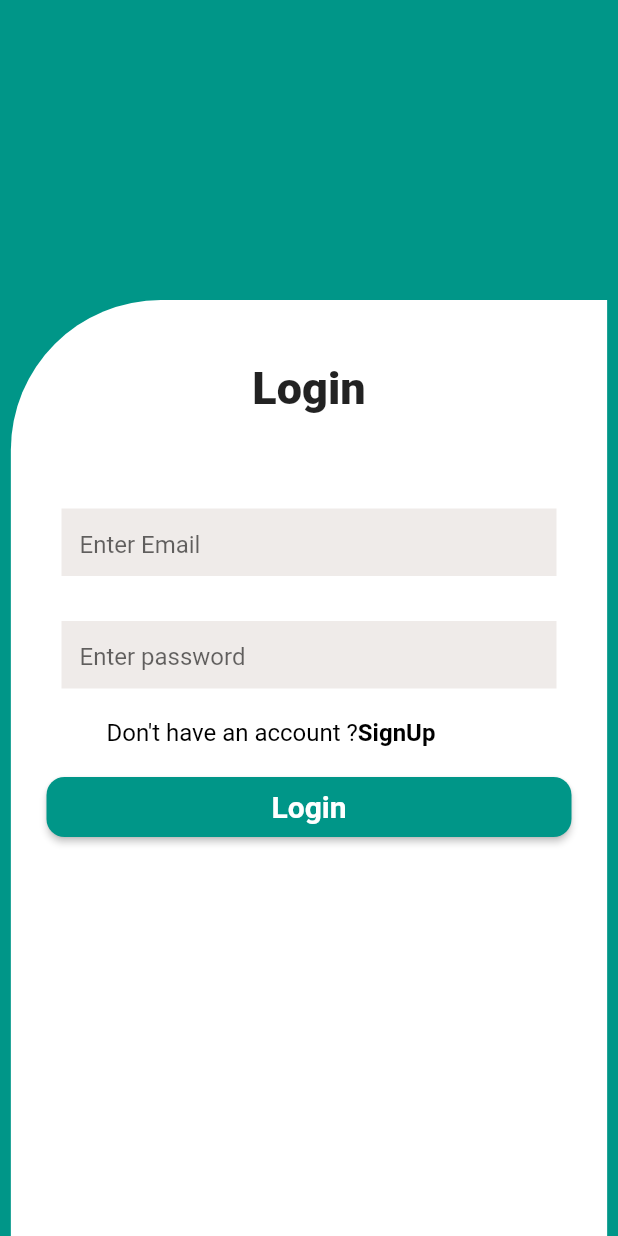
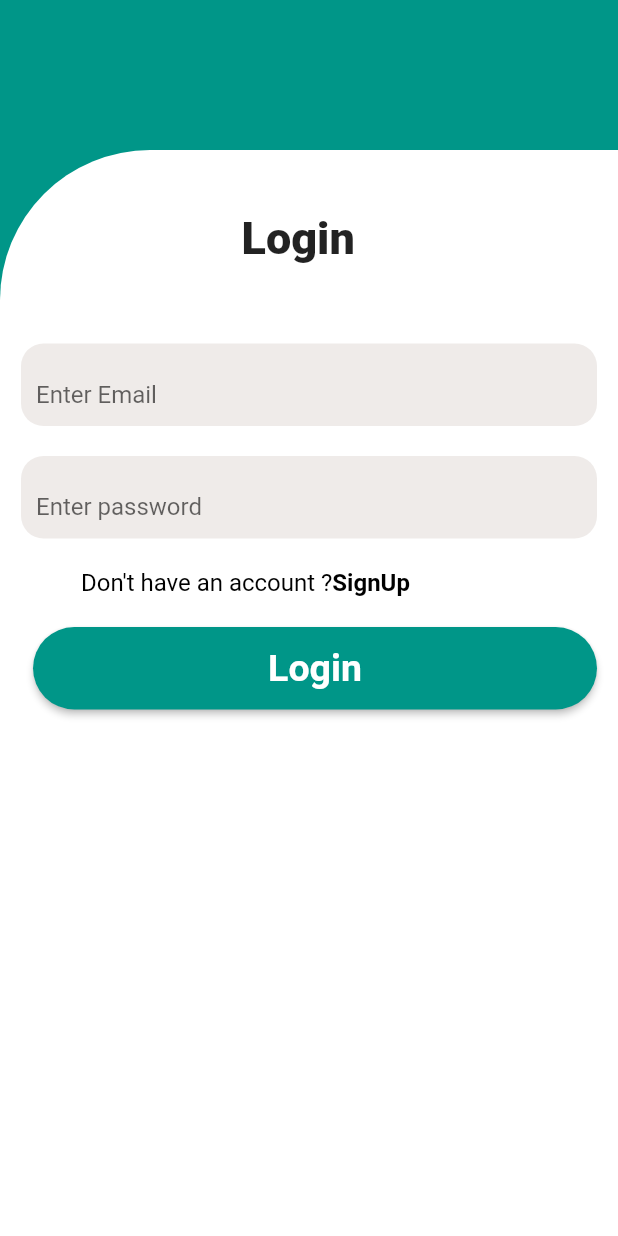
Before and after one commit to Nicodona/ifind_frontend, a Flutter app: the screen it shows after launch, on a phone screen of 412 x 824 dp. Run offline on Flutter 3.47's test engine with Material 2 defaults, Android fonts, the phone set to English and light mode, and no system bars.

Commit message:
added a login screen

```diff
--- a/lib/authscreens/login.dart
+++ b/lib/authscreens/login.dart
@@ -21,7 +21,7 @@ class _LoginState extends State<Login> {
           children: [
             Container(
               color: Colors.transparent,
-              height: 200,
+              height: 100,
             ),
             Container(
               height: 900,
@@ -31,7 +31,7 @@ class _LoginState extends State<Login> {
                 border: Border.all(color: Colors.transparent)
               ),
               child: Column(
-               // crossAxisAlignment: CrossAxisAlignment.stretch,
+               crossAxisAlignment: CrossAxisAlignment.stretch,
                 mainAxisAlignment: MainAxisAlignment.start,
                 children: [
 
@@ -63,13 +63,15 @@ class _LoginState extends State<Login> {
                               SizedBox(
                                 height: 55,
                                 child: Container(
+                                  decoration: BoxDecoration(
+                                      borderRadius: BorderRadius.circular(15),
+                                      color: Colors.brown[50]
+                                  ),
                                   padding: const EdgeInsets.fromLTRB(10, 10, 10, 0),
                                   child: TextFormField(
                                     obscureText: false,
                                     controller: emailController,
-                                    decoration:  InputDecoration(
-                                      filled: true,
-                                      fillColor: Colors.brown[50],
+                                    decoration:  const InputDecoration(
                                       border: InputBorder.none,
                                       hintText: 'Enter Email',
                                     ),
@@ -81,13 +83,17 @@ class _LoginState extends State<Login> {
                               SizedBox(
                                 height: 55,
                                 child: Container(
+                                  decoration: BoxDecoration(
+                                    borderRadius: BorderRadius.circular(15),
+                                    color: Colors.brown[50]
+                                  ),
                                   padding: const EdgeInsets.fromLTRB(10, 10, 10, 0),
                                   child: TextFormField(
                                     obscureText: true,
                                     controller: passwordController,
-                                    decoration:  InputDecoration(
-                                      filled: true,
-                                      fillColor: Colors.brown[50],
+                                    decoration:  const InputDecoration(
+                                      // filled: true,
+                                      // fillColor: Colors.brown[50],
                                       border: InputBorder.none,
                                       hintText: 'Enter password',
                                     ),
@@ -117,26 +123,29 @@ class _LoginState extends State<Login> {
 
 
                               SizedBox(
-                                  height: 40,
+                                  height: 55,
                                   width: 40,
                                   // padding: const EdgeInsets.fromLTRB(10, 0, 10, 0),
+                                  child: Padding(
+                                    padding: const EdgeInsets.only(left: 8.0),
                                     child: ElevatedButton(
+
                                       onPressed: () {
                                         // login(emailController.text.toString(), passwordController.text.toString());
                                       },
                                       style: ElevatedButton.styleFrom(
                                         primary: Colors.teal,
-
                                         shape: RoundedRectangleBorder(
-                                        borderRadius: BorderRadius.circular(12),
+                                          borderRadius: BorderRadius.circular(30),
                                         ),
 
                                       ),
                                       child: const Text('Login',
                                         style: TextStyle(
-                                        fontSize: 20,
+                                          fontSize: 25,
                                           fontWeight: FontWeight.bold
                                         ),),
+                                    ),
                                   )
                               ),
 
--- /dev/null
+++ b/lib/authscreens/signup.dart
@@ -0,0 +1,15 @@
+import 'package:flutter/material.dart';
+
+class Signup extends StatefulWidget {
+  const Signup({Key? key}) : super(key: key);
+
+  @override
+  State<Signup> createState() => _SignupState();
+}
+
+class _SignupState extends State<Signup> {
+  @override
+  Widget build(BuildContext context) {
+    return Container();
+  }
+}
--- a/lib/main.dart
+++ b/lib/main.dart
@@ -3,6 +3,7 @@ import 'package:ifind_backend/authscreens/login.dart';
 
 void main() {
   runApp(MaterialApp(
+    debugShowCheckedModeBanner: false,
     initialRoute: '/',
     routes: {
       '/': (context) => Login()
```
Lines whose indentation alone changed are shown as unchanged.
